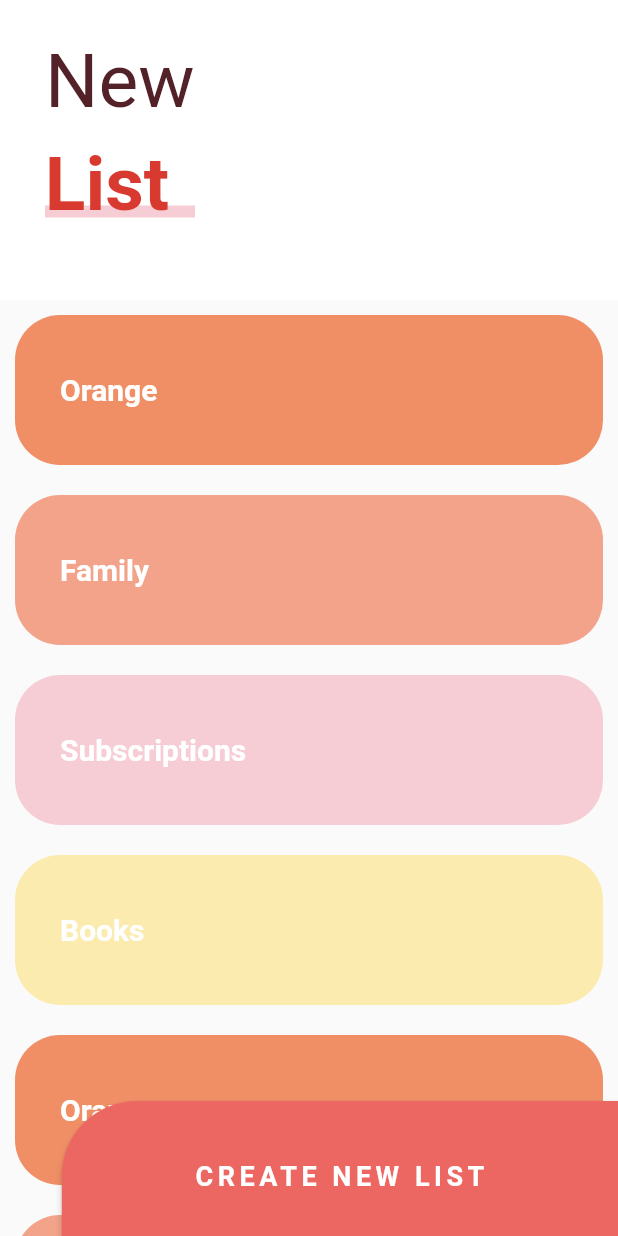
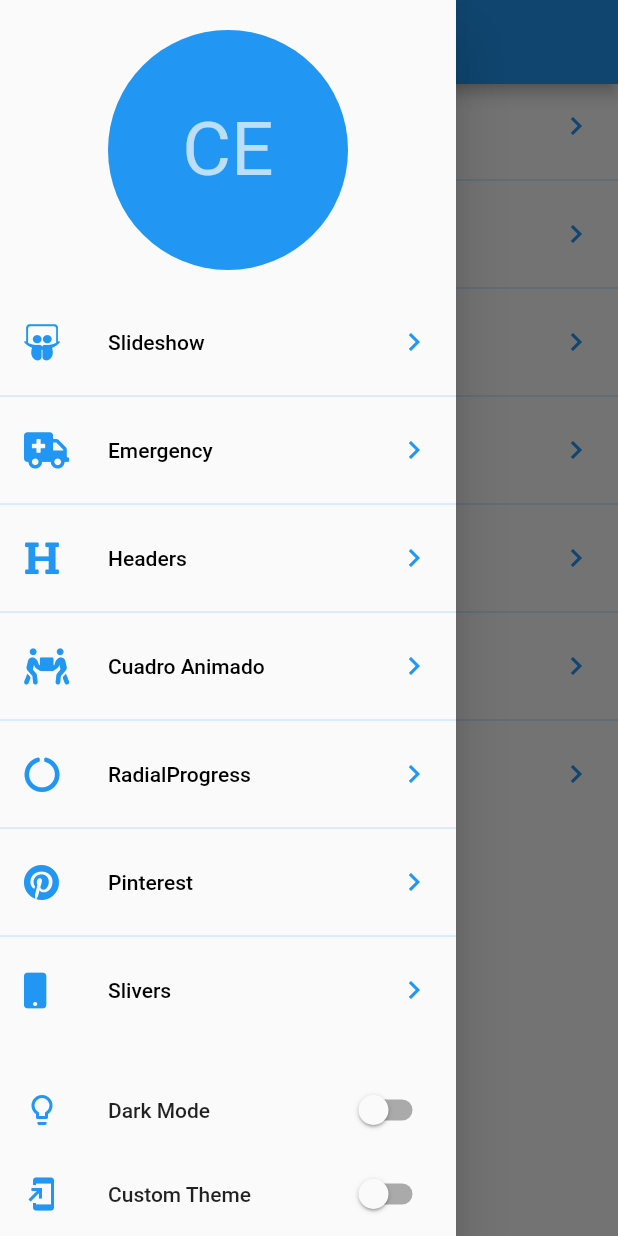
Before and after one commit to CarlosEsp710/flttr-designs, a Flutter app: the screen it shows after launch, with the side drawer open (before the commit the screen has no drawer), on a phone screen of 412 x 824 dp. Run offline on Flutter 3.47's test engine with Material 2 defaults, Android fonts, the phone set to English and light mode, and no system bars; our stand-ins replace animate_do, flutter_svg, font_awesome_flutter.

Commit message:
Theme Changer

```diff
--- a/lib/main.dart
+++ b/lib/main.dart
@@ -1,17 +1,17 @@
 import 'package:flutter/material.dart';
 
-import 'package:custom_painter/src/pages/headers_page.dart';
-import 'package:custom_painter/src/pages/animations_page.dart';
-import 'package:custom_painter/src/retos/cuadrado_animado_page.dart';
-import 'package:custom_painter/src/labs/circular_progress_page.dart';
-import 'package:custom_painter/src/pages/pie_charts_page.dart';
-import 'package:custom_painter/src/pages/slideshow_page.dart';
-import 'package:custom_painter/src/pages/pinterest_page.dart';
-import 'package:custom_painter/src/pages/emergency_page.dart';
-import 'package:custom_painter/src/pages/sliver_list_page.dart';
+import 'package:custom_painter/src/pages/launcher_page.dart';
+import 'package:provider/provider.dart';
+
+import 'package:custom_painter/src/theme/theme_cahner.dart';
 
 void main() {
-  runApp(const MyApp());
+  runApp(
+    ChangeNotifierProvider(
+      create: (_) => ThemeChanger(1),
+      child: const MyApp(),
+    ),
+  );
 }
 
 class MyApp extends StatelessWidget {
@@ -19,10 +19,13 @@ class MyApp extends StatelessWidget {
 
   @override
   Widget build(BuildContext context) {
+    final appTheme = Provider.of<ThemeChanger>(context);
+
     return MaterialApp(
+      theme: appTheme.currentTheme,
       debugShowCheckedModeBanner: false,
       title: 'Diseños App',
-      home: SliverListPage(),
+      home: const LauncherPage(),
     );
   }
 }
--- a/lib/src/retos/cuadrado_animado_page.dart
+++ b/lib/src/challenges/cuadrado_animado_page.dart
@@ -1,6 +1,8 @@
 import 'package:flutter/material.dart';
 
 class CuadradoAnimadoPage extends StatelessWidget {
+  const CuadradoAnimadoPage({Key? key}) : super(key: key);
+
   @override
   Widget build(BuildContext context) {
     return Scaffold(
--- /dev/null
+++ b/lib/src/pages/launcher_page.dart
@@ -0,0 +1,136 @@
+import 'package:flutter/material.dart';
+
+import 'package:font_awesome_flutter/font_awesome_flutter.dart';
+import 'package:provider/provider.dart';
+
+import 'package:custom_painter/src/routes/routes.dart';
+import 'package:custom_painter/src/theme/theme_cahner.dart';
+
+class LauncherPage extends StatelessWidget {
+  const LauncherPage({Key? key}) : super(key: key);
+
+  @override
+  Widget build(BuildContext context) {
+    final appTheme = Provider.of<ThemeChanger>(context);
+
+    return Scaffold(
+      appBar: AppBar(
+        centerTitle: true,
+        backgroundColor: appTheme.currentTheme.colorScheme.secondary,
+        title: const Text('Diseños Flutter'),
+      ),
+      drawer: const _DrawerMenu(),
+      body: const _OptionsList(),
+    );
+  }
+}
+
+class _DrawerMenu extends StatelessWidget {
+  const _DrawerMenu({Key? key}) : super(key: key);
+
+  @override
+  Widget build(BuildContext context) {
+    final appTheme = Provider.of<ThemeChanger>(context);
+
+    return Drawer(
+      child: Container(
+        color: appTheme.currentTheme.scaffoldBackgroundColor,
+        child: Column(
+          children: <Widget>[
+            SafeArea(
+              child: Container(
+                padding: const EdgeInsets.all(20),
+                width: double.infinity,
+                height: 200,
+                child: CircleAvatar(
+                  backgroundColor: appTheme.currentTheme.colorScheme.secondary,
+                  child: const Text(
+                    'CE',
+                    style: TextStyle(
+                      fontSize: 50,
+                    ),
+                  ),
+                ),
+              ),
+            ),
+            const Expanded(
+              child: _OptionsList(),
+            ),
+            ListTile(
+              leading: Icon(
+                Icons.lightbulb_outline,
+                color: appTheme.currentTheme.colorScheme.secondary,
+              ),
+              title: const Text('Dark Mode'),
+              trailing: Switch.adaptive(
+                value: appTheme.darkTheme,
+                activeColor: appTheme.currentTheme.colorScheme.secondary,
+                onChanged: (value) => appTheme.darkTheme = value,
+              ),
+            ),
+            SafeArea(
+              bottom: true,
+              top: false,
+              left: false,
+              right: false,
+              child: ListTile(
+                leading: Icon(
+                  Icons.add_to_home_screen,
+                  color: appTheme.currentTheme.colorScheme.secondary,
+                ),
+                title: const Text('Custom Theme'),
+                trailing: Switch.adaptive(
+                  value: appTheme.customTheme,
+                  activeColor: appTheme.currentTheme.colorScheme.secondary,
+                  onChanged: (value) => appTheme.customTheme = value,
+                ),
+              ),
+            ),
+          ],
+        ),
+      ),
+    );
+  }
+}
+
+class _OptionsList extends StatelessWidget {
+  const _OptionsList({Key? key}) : super(key: key);
+
+  @override
+  Widget build(BuildContext context) {
+    final appTheme = Provider.of<ThemeChanger>(context);
+
+    return ListView.separated(
+      physics: const BouncingScrollPhysics(),
+      itemCount: pageRoutes.length,
+      separatorBuilder: (context, i) =>
+          Divider(color: appTheme.currentTheme.primaryColorLight),
+      itemBuilder: (context, i) => ListTile(
+        leading: FaIcon(
+          pageRoutes[i].icon,
+          color: appTheme.currentTheme.colorScheme.secondary,
+        ),
+        title: Text(
+          pageRoutes[i].title,
+          style: TextStyle(
+            color: (appTheme.darkTheme || appTheme.customTheme)
+                ? Colors.white
+                : Colors.black,
+          ),
+        ),
+        trailing: Icon(
+          Icons.chevron_right,
+          color: appTheme.currentTheme.colorScheme.secondary,
+        ),
+        onTap: () {
+          Navigator.push(
+            context,
+            MaterialPageRoute(
+              builder: (context) => pageRoutes[i].page,
+            ),
+          );
+        },
+      ),
+    );
+  }
+}
--- a/lib/src/pages/sliver_list_page.dart
+++ b/lib/src/pages/sliver_list_page.dart
@@ -1,5 +1,9 @@
 import 'package:flutter/material.dart';
 import 'package:flutter/widgets.dart';
+
+import 'package:provider/provider.dart';
+
+import 'package:custom_painter/src/theme/theme_cahner.dart';
 
 class SliverListPage extends StatelessWidget {
   const SliverListPage({Key? key}) : super(key: key);
@@ -27,6 +31,7 @@ class _ButtonNewList extends StatelessWidget {
   @override
   Widget build(BuildContext context) {
     final size = MediaQuery.of(context).size;
+    final appTheme = Provider.of<ThemeChanger>(context);
 
     return ButtonTheme(
       minWidth: size.width * 0.9,
@@ -34,16 +39,20 @@ class _ButtonNewList extends StatelessWidget {
       // ignore: deprecated_member_use
       child: RaisedButton(
         onPressed: () {},
-        color: const Color(0xFFED6762),
+        color: (appTheme.darkTheme)
+            ? appTheme.currentTheme.colorScheme.secondary
+            : const Color(0xFFED6762),
         shape: const RoundedRectangleBorder(
           borderRadius: BorderRadius.only(
             topLeft: Radius.circular(50),
           ),
         ),
-        child: const Text(
+        child: Text(
           'CREATE NEW LIST',
           style: TextStyle(
-            color: Colors.white,
+            color: (appTheme.darkTheme)
+                ? appTheme.currentTheme.scaffoldBackgroundColor
+                : Colors.white,
             fontSize: 18,
             fontWeight: FontWeight.bold,
             letterSpacing: 3,
@@ -70,7 +79,10 @@ class _MainScroll extends StatelessWidget {
       const _ListItem(title: 'Books', color: Color(0xffFCEBAF)),
     ];
 
+    final appTheme = Provider.of<ThemeChanger>(context);
+
     return CustomScrollView(
+      physics: const BouncingScrollPhysics(),
       slivers: <Widget>[
         SliverPersistentHeader(
           floating: true,
@@ -79,7 +91,7 @@ class _MainScroll extends StatelessWidget {
             maxHeight: 200,
             child: Container(
               alignment: Alignment.centerLeft,
-              color: Colors.white,
+              color: appTheme.currentTheme.scaffoldBackgroundColor,
               child: const _Title(),
             ),
           ),
@@ -131,15 +143,19 @@ class _Title extends StatelessWidget {
 
   @override
   Widget build(BuildContext context) {
+    final appTheme = Provider.of<ThemeChanger>(context);
+
     return Column(
       children: <Widget>[
         const SizedBox(height: 15),
         Container(
           margin: const EdgeInsets.symmetric(horizontal: 30, vertical: 10),
-          child: const Text(
+          child: Text(
             'New',
             style: TextStyle(
-              color: Color(0xFF532128),
+              color: (appTheme.darkTheme || appTheme.customTheme)
+                  ? Colors.white
+                  : const Color(0xFF532128),
               fontSize: 50,
             ),
           ),
@@ -152,14 +168,18 @@ class _Title extends StatelessWidget {
               child: Container(
                 width: 150,
                 height: 8,
-                color: const Color(0xFFF7CDD5),
+                color: (appTheme.darkTheme || appTheme.customTheme)
+                    ? Colors.white
+                    : const Color(0xFFF7CDD5),
               ),
             ),
             Container(
-              child: const Text(
+              child: Text(
                 'List',
                 style: TextStyle(
-                  color: Color(0xFFD93A30),
+                  color: (appTheme.darkTheme)
+                      ? appTheme.currentTheme.colorScheme.secondary
+                      : const Color(0xFFD93A30),
                   fontSize: 50,
                   fontWeight: FontWeight.bold,
                 ),
@@ -184,11 +204,13 @@ class _ListItem extends StatelessWidget {
 
   @override
   Widget build(BuildContext context) {
+    final appTheme = Provider.of<ThemeChanger>(context);
+
     return Container(
       child: Text(
         title,
-        style: const TextStyle(
-          color: Colors.white,
+        style: TextStyle(
+          color: (appTheme.darkTheme) ? Colors.grey : Colors.white,
           fontWeight: FontWeight.bold,
           fontSize: 20,
         ),
@@ -198,7 +220,7 @@ class _ListItem extends StatelessWidget {
       margin: const EdgeInsets.all(10),
       padding: const EdgeInsets.all(30),
       decoration: BoxDecoration(
-        color: color,
+        color: (appTheme.darkTheme) ? Colors.white : color,
         borderRadius: BorderRadius.circular(30),
       ),
     );
--- /dev/null
+++ b/lib/src/routes/routes.dart
@@ -0,0 +1,62 @@
+import 'package:flutter/material.dart';
+
+import 'package:font_awesome_flutter/font_awesome_flutter.dart';
+
+import 'package:custom_painter/src/pages/slideshow_page.dart';
+import 'package:custom_painter/src/pages/emergency_page.dart';
+import 'package:custom_painter/src/pages/headers_page.dart';
+import 'package:custom_painter/src/pages/pie_charts_page.dart';
+import 'package:custom_painter/src/pages/pinterest_page.dart';
+import 'package:custom_painter/src/pages/sliver_list_page.dart';
+
+import 'package:custom_painter/src/challenges/cuadrado_animado_page.dart';
+
+final pageRoutes = <_Route>[
+  _Route(
+    icon: FontAwesomeIcons.slideshare,
+    title: 'Slideshow',
+    page: const SlideshowPage(),
+  ),
+  _Route(
+    icon: FontAwesomeIcons.ambulance,
+    title: 'Emergency',
+    page: const EmergencyPage(),
+  ),
+  _Route(
+    icon: FontAwesomeIcons.heading,
+    title: 'Headers',
+    page: const HeadersPage(),
+  ),
+  _Route(
+    icon: FontAwesomeIcons.peopleCarry,
+    title: 'Cuadro Animado',
+    page: const CuadradoAnimadoPage(),
+  ),
+  _Route(
+    icon: FontAwesomeIcons.circleNotch,
+    title: 'RadialProgress',
+    page: const PieChartsPage(),
+  ),
+  _Route(
+    icon: FontAwesomeIcons.pinterest,
+    title: 'Pinterest',
+    page: const PinterestPage(),
+  ),
+  _Route(
+    icon: FontAwesomeIcons.mobile,
+    title: 'Slivers',
+    page: const SliverListPage(),
+  ),
+];
+
+class _Route {
+  final IconData icon;
+  final String title;
+  final Widget page;
+
+  _Route({
+    required this.icon,
+    required this.title,
+    required this.page,
+  });
+}
--- /dev/null
+++ b/lib/src/theme/theme_cahner.dart
@@ -0,0 +1,80 @@
+import 'package:flutter/material.dart';
+
+class ThemeChanger with ChangeNotifier {
+  bool _darkTheme = false;
+  bool _customTheme = false;
+
+  ThemeData _currentTheme = ThemeData.light();
+
+  bool get darkTheme => _darkTheme;
+  set darkTheme(bool value) {
+    _customTheme = false;
+    _darkTheme = value;
+
+    if (value) {
+      _currentTheme = ThemeData.dark().copyWith(
+        colorScheme: ColorScheme.fromSwatch().copyWith(
+          secondary: Colors.pink,
+        ),
+      );
+    } else {
+      _currentTheme = ThemeData.light();
+    }
+
+    notifyListeners();
+  }
+
+  bool get customTheme => _customTheme;
+  set customTheme(bool value) {
+    _darkTheme = false;
+    _customTheme = value;
+
+    if (value) {
+      _currentTheme = ThemeData.dark().copyWith(
+        colorScheme: ColorScheme.fromSwatch().copyWith(
+          secondary: const Color(0xFF48A0EB),
+        ),
+        primaryColorLight: Colors.white,
+        scaffoldBackgroundColor: const Color(0xFF16202B),
+        textTheme: const TextTheme(
+          bodyText1: TextStyle(color: Colors.white),
+        ),
+      );
+    } else {
+      _currentTheme = ThemeData.light();
+    }
+
+    notifyListeners();
+  }
+
+  ThemeData get currentTheme => _currentTheme;
+  set currentTheme(ThemeData theme) {
+    _currentTheme = theme;
+  }
+
+  ThemeChanger(int theme) {
+    switch (theme) {
+      case 1:
+        _darkTheme = false;
+        _customTheme = false;
+        _currentTheme = ThemeData.light();
+        break;
+      case 2:
+        _darkTheme = true;
+        _customTheme = false;
+        _currentTheme = ThemeData.dark().copyWith(
+            colorScheme: ColorScheme.fromSwatch().copyWith(
+          secondary: Colors.pink,
+        ));
+        break;
+      case 3:
+        _darkTheme = false;
+        _customTheme = true;
+        break;
+      default:
+        _darkTheme = false;
+        _customTheme = false;
+        _currentTheme = ThemeData.light();
+    }
+  }
+}
--- a/lib/src/widgets/slideshow.dart
+++ b/lib/src/widgets/slideshow.dart
@@ -108,6 +108,7 @@ class _SlidesState extends State<_Slides> {
   Widget build(BuildContext context) {
     return Container(
       child: PageView(
+        physics: const BouncingScrollPhysics(),
         controller: pageViewController,
         children: widget.slides.map((slide) => _Slide(slide: slide)).toList(),
       ),
```
Also changed, not shown: lib/src/pages/pie_charts_page.dart (+11 -1 lines), lib/src/pages/pinterest_page.dart (+7 -1 lines), lib/src/pages/slideshow_page.dart (+8 -15 lines), lib/src/widgets/radial_progress.dart (+12 -12 lines).
